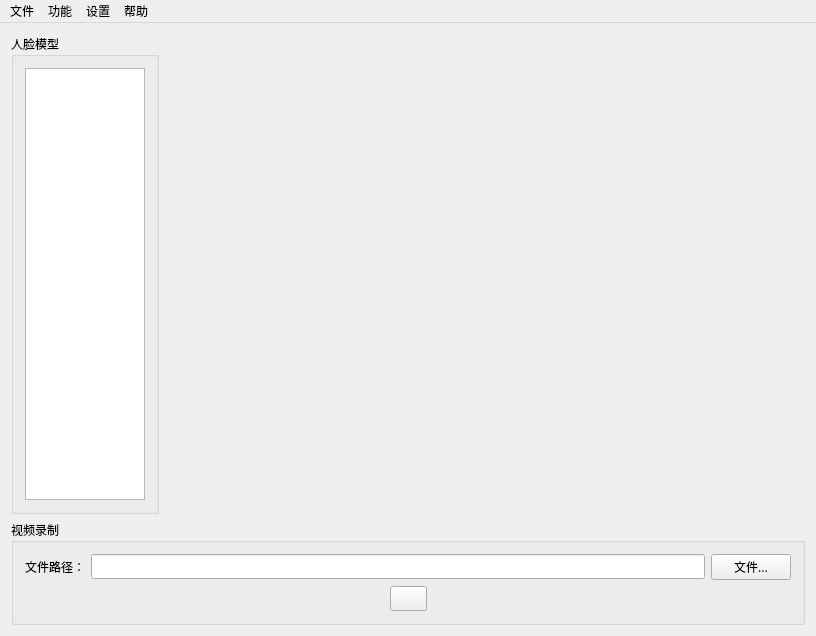
First picture: the form in QTFaceDetection/mainwindow.ui, repository bullud/FaceDetect-2, before the edit.
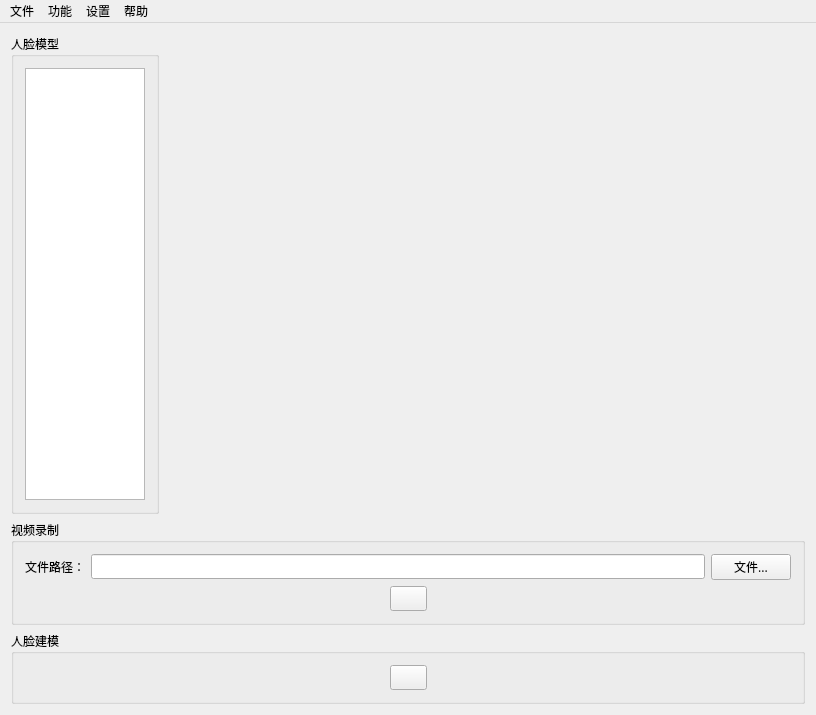
Second picture: the form after the edit.

Commit message: Add push button to start/stop creating face template

The edit to the form file:
```diff
--- a/QTFaceDetection/mainwindow.ui
+++ b/QTFaceDetection/mainwindow.ui
@@ -6,8 +6,8 @@
    <rect>
     <x>0</x>
     <y>0</y>
-    <width>806</width>
-    <height>625</height>
+    <width>808</width>
+    <height>693</height>
    </rect>
   </property>
   <property name="font">
@@ -24,9 +24,11 @@
      <family>微软雅黑</family>
     </font>
    </property>
+   <layout class="QVBoxLayout" name="verticalLayout_3">
+    <item>
    <layout class="QVBoxLayout" name="verticalLayout_2">
     <item>
-     <layout class="QHBoxLayout" name="horizontalLayout_5">
+       <layout class="QHBoxLayout" name="horizontalLayout">
       <item>
        <widget class="QGroupBox" name="groupBoxFaceTempalte">
         <property name="sizePolicy">
@@ -96,7 +98,7 @@
       <property name="title">
        <string>视频录制</string>
       </property>
-      <layout class="QHBoxLayout" name="horizontalLayout">
+        <layout class="QHBoxLayout" name="horizontalLayout_5">
        <item>
         <layout class="QVBoxLayout" name="verticalLayout">
          <item>
@@ -168,6 +170,56 @@
       </layout>
      </widget>
     </item>
+      <item>
+       <widget class="QGroupBox" name="groupBoxFaceTemplateControl">
+        <property name="sizePolicy">
+         <sizepolicy hsizetype="Preferred" vsizetype="Fixed">
+          <horstretch>0</horstretch>
+          <verstretch>0</verstretch>
+         </sizepolicy>
+        </property>
+        <property name="title">
+         <string>人脸建模</string>
+        </property>
+        <layout class="QHBoxLayout" name="horizontalLayout_6">
+         <item>
+          <spacer name="horizontalSpacer_3">
+           <property name="orientation">
+            <enum>Qt::Horizontal</enum>
+           </property>
+           <property name="sizeHint" stdset="0">
+            <size>
+             <width>357</width>
+             <height>20</height>
+            </size>
+           </property>
+          </spacer>
+         </item>
+         <item>
+          <widget class="QPushButton" name="pushButtonStartStopTemplate">
+           <property name="text">
+            <string/>
+           </property>
+          </widget>
+         </item>
+         <item>
+          <spacer name="horizontalSpacer_4">
+           <property name="orientation">
+            <enum>Qt::Horizontal</enum>
+           </property>
+           <property name="sizeHint" stdset="0">
+            <size>
+             <width>357</width>
+             <height>20</height>
+            </size>
+           </property>
+          </spacer>
+         </item>
+        </layout>
+       </widget>
+      </item>
+     </layout>
+    </item>
    </layout>
   </widget>
   <widget class="QMenuBar" name="menuBar">
```
Left out of the diff: 9 changed lines with no effect on the pictures. Lines whose indentation alone changed are shown as unchanged. The commit also changes 4 other files.
